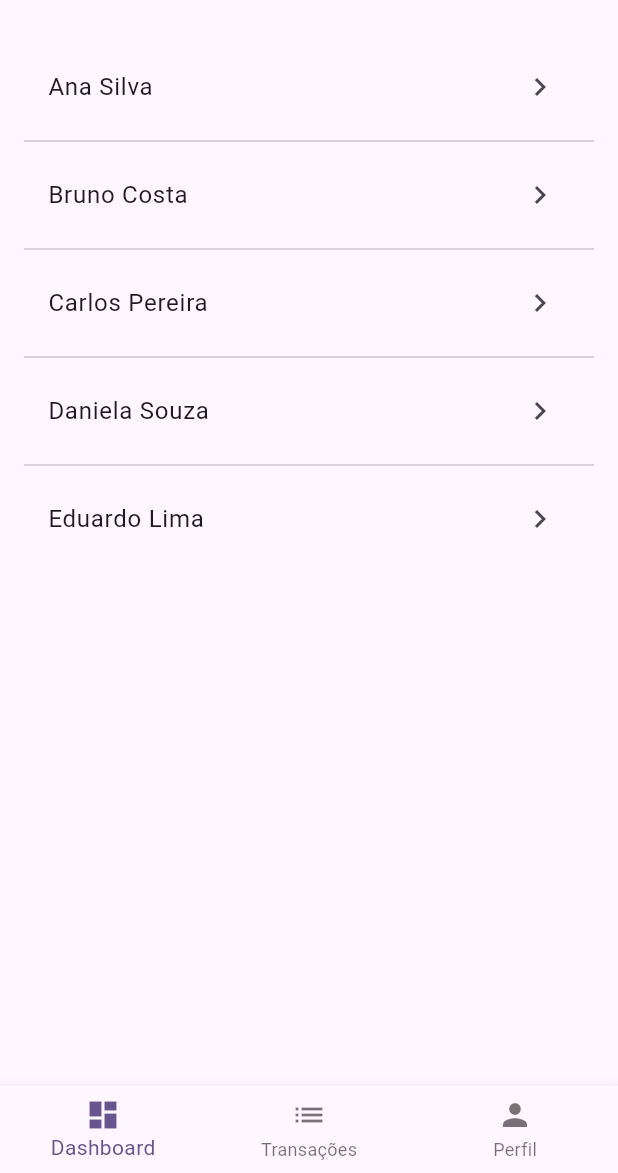
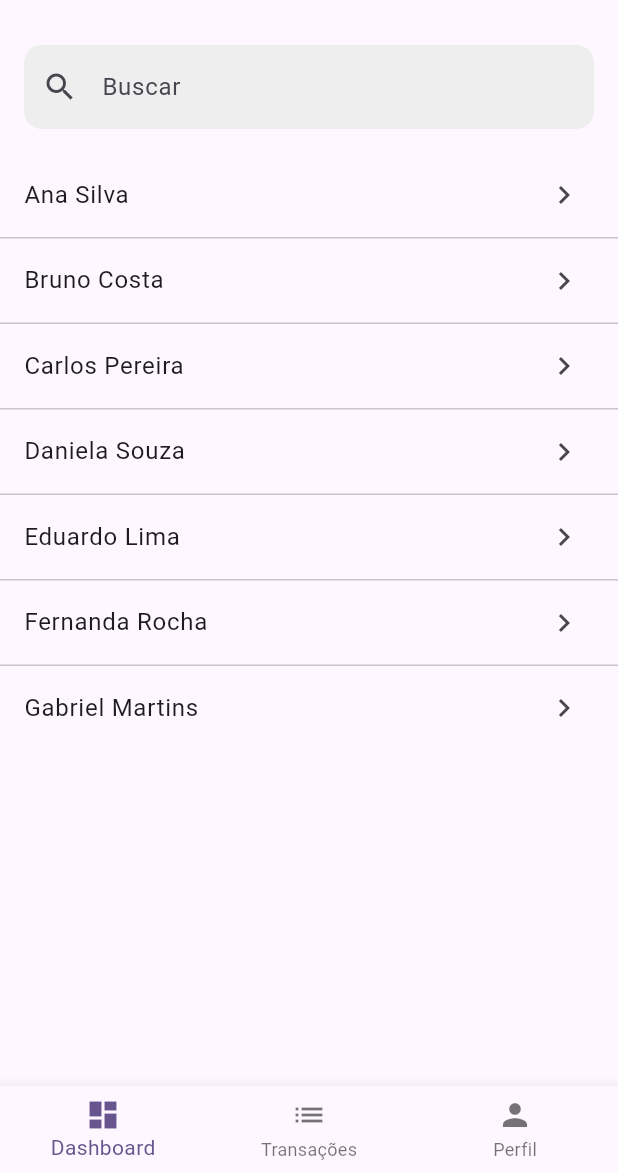
Before and after one commit to gilsonbraggion/flutter_template_app, a Flutter app: the HomePage screen opened by its route, on a phone screen of 412 x 824 dp, the part 63-1236 px from its top. Run offline on Flutter 3.47's test engine with Material 3 defaults, Android fonts, the phone set to English and light mode, and no system bars; our stand-ins replace local_auth.

Commit message:
Criando filtro similar ao iphone para buscar nomes na lista

```diff
--- a/lib/presentation/pages/dashboard_page.dart
+++ b/lib/presentation/pages/dashboard_page.dart
@@ -1,25 +1,78 @@
 import 'package:flutter/material.dart';
 import 'profile_page.dart';
 
-class DashboardPage extends StatelessWidget {
+class DashboardPage extends StatefulWidget {
   const DashboardPage({super.key});
 
-  static const List<String> users = [
+  @override
+  State<DashboardPage> createState() => _DashboardPageState();
+}
+
+class _DashboardPageState extends State<DashboardPage> {
+  final TextEditingController _searchController = TextEditingController();
+
+  static const List<String> _allUsers = [
     'Ana Silva',
     'Bruno Costa',
     'Carlos Pereira',
     'Daniela Souza',
     'Eduardo Lima',
+    'Fernanda Rocha',
+    'Gabriel Martins',
   ];
+
+  List<String> _filteredUsers = _allUsers;
+
+  void _filterUsers(String value) {
+    setState(() {
+      _filteredUsers = _allUsers
+          .where(
+            (name) => name.toLowerCase().contains(value.toLowerCase()),
+          )
+          .toList();
+    });
+  }
+
+  @override
+  void dispose() {
+    _searchController.dispose();
+    super.dispose();
+  }
 
   @override
   Widget build(BuildContext context) {
-    return ListView.separated(
+    return Column(
+      children: [
+        // 🔍 Campo de busca estilo iOS
+        Padding(
           padding: const EdgeInsets.all(16),
-      itemCount: users.length,
-      separatorBuilder: (_, __) => const Divider(),
+          child: TextField(
+            controller: _searchController,
+            onChanged: _filterUsers,
+            decoration: InputDecoration(
+              hintText: 'Buscar',
+              prefixIcon: const Icon(Icons.search),
+              filled: true,
+              fillColor: Colors.grey.shade200,
+              border: OutlineInputBorder(
+                borderRadius: BorderRadius.circular(12),
+                borderSide: BorderSide.none,
+              ),
+            ),
+          ),
+        ),
+
+        // 📋 Lista filtrada
+        Expanded(
+          child: _filteredUsers.isEmpty
+              ? const Center(
+                  child: Text('Nenhum resultado encontrado'),
+                )
+              : ListView.separated(
+                  itemCount: _filteredUsers.length,
+                  separatorBuilder: (_, __) => const Divider(height: 1),
                   itemBuilder: (context, index) {
-        final name = users[index];
+                    final name = _filteredUsers[index];
 
                     return ListTile(
                       title: Text(name),
@@ -34,6 +87,9 @@ class DashboardPage extends StatelessWidget {
                       },
                     );
                   },
+                ),
+        ),
+      ],
     );
   }
 }
```
Lines whose indentation alone changed are shown as unchanged.
